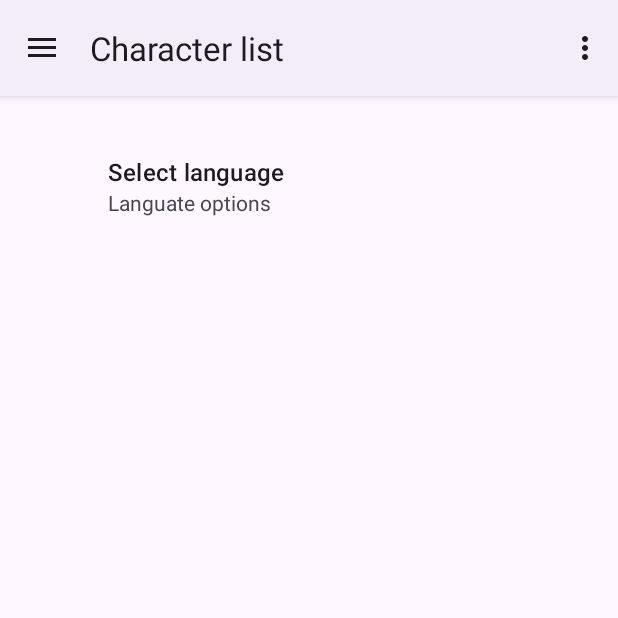
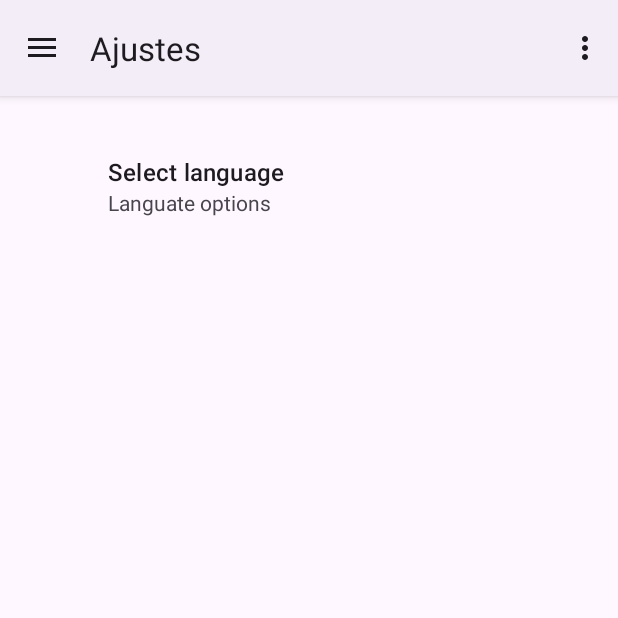
Before and after one commit to jcazalilla/T2, an Android app: the SettingsFragment screen opened through its navigation route, on a phone screen of 412 x 824 dp, the top half of it. Run offline under Robolectric (Android 15) with nearby library versions, the phone set to English and light mode, and no system bars; our stand-ins replace androidx.preference, navigation-ui.

```diff
--- a/app/src/main/java/moreno/cazalilla/jesusmaria/t2/MainActivity.java
+++ b/app/src/main/java/moreno/cazalilla/jesusmaria/t2/MainActivity.java
@@ -101,7 +101,7 @@ public class MainActivity extends AppCompatActivity {
             } else if (menuItem.getItemId() == R.id.nav_ajustes) {
 
                 getSupportFragmentManager().beginTransaction()
-                        .replace(R.id.nav_host_fragment, new SettingsFragment())
+                        .replace(R.id.main, new SettingsFragment())
                         .commit();
 
             } else if (menuItem.getItemId() == R.id.nav_idioma) {
--- a/app/src/main/java/moreno/cazalilla/jesusmaria/t2/SettingsFragment.java
+++ b/app/src/main/java/moreno/cazalilla/jesusmaria/t2/SettingsFragment.java
@@ -3,6 +3,7 @@ package moreno.cazalilla.jesusmaria.t2;
 import android.os.Bundle;
 
 import androidx.annotation.Nullable;
+import androidx.appcompat.app.AppCompatActivity;
 import androidx.fragment.app.Fragment;
 import androidx.preference.PreferenceFragmentCompat;
 
@@ -18,4 +19,14 @@ public class SettingsFragment extends PreferenceFragmentCompat {
     public void onCreatePreferences(@Nullable Bundle savedInstanceState, @Nullable String rootKey) {
         setPreferencesFromResource(R.xml.preferences, rootKey);
     }
+
+
+    @Override
+    public void onStart() {
+        super.onStart();
+        //cambia el título del ActionBar
+        if (getActivity() != null) {
+            ((AppCompatActivity) getActivity()).getSupportActionBar().setTitle("Ajustes");
+        }
+    }
 }
```
